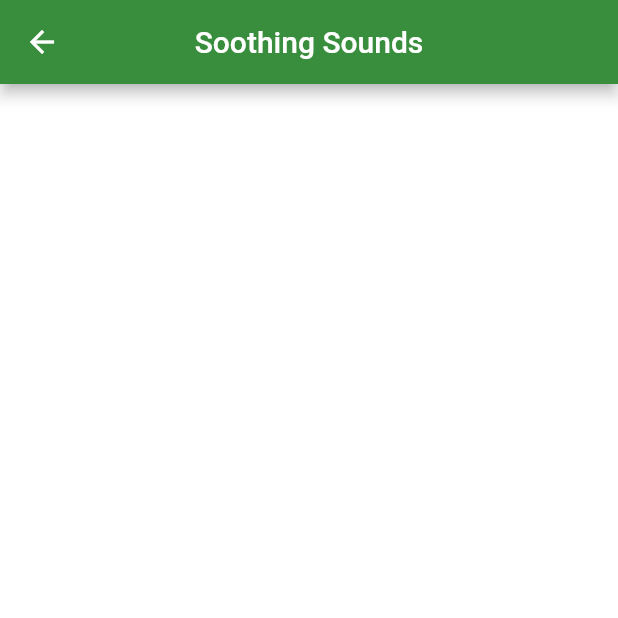
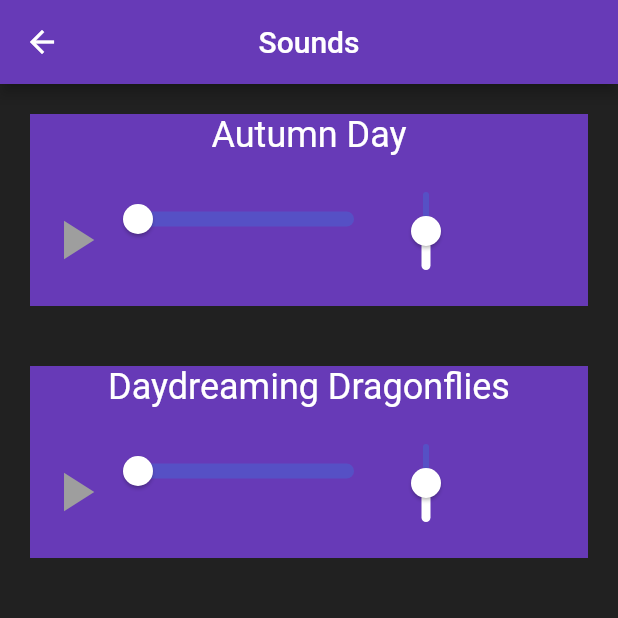
Before and after one commit to JayNordy/csfinalproject, a Flutter app: the screen it shows after launch, after a tap on "Soothing Sounds", on a phone screen of 412 x 824 dp, the top half of it. Run offline on Flutter 3.47's test engine with Material 2 defaults, Android fonts, the phone set to English and light mode, and no system bars; our stand-ins replace audioplayers, flutter_rating_bar.

Commit message:
Audio Players Implimented
Basic, but fully functional

```diff
--- a/lib/pages/sound_page.dart
+++ b/lib/pages/sound_page.dart
@@ -1,5 +1,10 @@
+
+import 'package:audioplayers/audioplayers.dart';
 import 'package:flutter/cupertino.dart';
 import 'package:flutter/material.dart';
+import '../utils/database.dart';
+import '../utils/widgetaudioplayer.dart';
+import 'dart:async';
 
 class SoundsPage extends StatefulWidget {
 
@@ -9,27 +14,107 @@ class SoundsPage extends StatefulWidget {
   _SoundsPageState createState() => _SoundsPageState();
 }
 
-class _SoundsPageState extends State<SoundsPage>  {
+class _SoundsPageState extends State<SoundsPage> {
+  List<WidgetAudioPlayer> players = [];
+  List<Widget> displayables = [];
+
+  DateTime loadEnd = DateTime.now().add(Duration(seconds: 10));
+  Timer refreshTimer = Timer.periodic(Duration(hours: 2), (timer) { });
+
+  void updateTimestamps()
+  {
+    for(int i = 0; i < players.length; i++)
+      {
+        if(players[i].isPlaying)
+          {
+            players[i].updateProg();
+          }
+      }
+  }
+
+  void update()
+  {
+    //print(widget.soundsLoaded);
+    if(!refreshTimer.isActive)
+    {
+      refreshTimer.cancel();
+      return;
+    }
+    if((refreshTimer.isActive)) {
+      updateTimestamps();
+      setState(() {
+        List<Widget> holder = [];
+        for (int i = 0; i < players.length; i++) {
+          if (players[i].needsUpdating) {
+            holder.add(players[i].toWidget());
+            players[i].needsUpdating = false;
+          }
+          else {
+            holder.add(displayables[i]);
+          }
+        }
+        displayables = holder;
+      });
+    }
+  }
+
   @override
   void initState() {
+
+    final refreshTimer = Timer.periodic(
+      const Duration(milliseconds: 100),
+          (timer) {
+        update();
+      },
+    );
+
+
+    players.add(WidgetAudioPlayer("Autumn Day", "autumn.mp3"));
+    players.add(WidgetAudioPlayer("Daydreaming Dragonflies", "dragonfly.mp3"));
+
+
+    update();
     super.initState();
   }
+
+  void killAll()
+  {
+    refreshTimer.cancel();
+    print("consuming timer " + refreshTimer.toString());
+    for(int i = 0; i < players.length; i++)
+    {
+      players[i].player.stop();
+      players[i].needsUpdating = false;
+    }
+    players = [];
+  }
+
   @override
   Widget build(BuildContext context) {
-    return Scaffold(
+
+    return WillPopScope(
+        onWillPop: () async {
+          killAll();
+          return true; // allow pop
+        },
+        child: Scaffold(
             appBar: AppBar(
-        title: Text("Soothing Sounds"),
+              title: Text("Sounds"),
               centerTitle: true,
-        backgroundColor: Colors.green.shade700,
+              backgroundColor: Colors.deepPurple,
             ),
-      backgroundColor: Colors.white,
+            backgroundColor: Colors.grey.shade900,
             body: Center(
               child: Column(
                 children: <Widget>[
-              //Insert the build within here
+                  Expanded(
+                    child: ListView(
+                      children: displayables,
+                    ),
+                  ),
                 ],
+              ),
             )
-      ),
-    );
+        ));
   }
 }
--- a/lib/utils/widgetaudioplayer.dart
+++ b/lib/utils/widgetaudioplayer.dart
@@ -9,17 +9,18 @@ class WidgetAudioPlayer
   bool isPlaying = false;
   String source = "";
   String name = "";
-  Icon icon = Icon(Icons.question_mark, color: Colors.red); //obvious init to find erros
+  Icon icon = Icon(Icons.question_mark, color: Colors.red, size: 44,); //obvious init to find erros
   Color buttonColor = Colors.grey;
+  double progress = 0;
   double volume = 0.5;
   final AudioPlayer player = AudioPlayer();
   bool needsUpdating = true;
+  String seekLabel = "";
 
-  WidgetAudioPlayer(String Name, String srcdir, Icon display)
+  WidgetAudioPlayer(String Name, String srcdir)
   {
-    icon = display;
     buttonColor = Colors.grey;
-    icon = Icon(icon.icon, color: buttonColor);
+    icon = Icon(Icons.play_arrow, color: buttonColor, size: 44);
     source = srcdir;
     name = Name;
     isPlaying = false;
@@ -29,6 +30,8 @@ class WidgetAudioPlayer
     player.setReleaseMode(ReleaseMode.loop);
     player.setVolume(volume);
     setAudio();
+
+    updateProg();
 
   }
 
@@ -46,13 +49,15 @@ class WidgetAudioPlayer
     {
       player.resume();
       buttonColor = Colors.white;
+      icon = Icon(Icons.pause);
     }
     else
     {
-      player.stop();
+      player.pause();
       buttonColor = Colors.grey;
+      icon = Icon(Icons.play_arrow);
     }
-    icon = Icon(icon.icon, color: buttonColor);
+    icon = Icon(icon.icon, color: buttonColor, size: 44);
   }
 
   void updateVolume(double newVol)
@@ -62,32 +67,98 @@ class WidgetAudioPlayer
     player.setVolume(volume);
   }
 
+  void updateProg() async
+  {
+    needsUpdating = true;
+    Duration? seek = await player!.getCurrentPosition();
+    Duration? total = await player!.getDuration();
+    int? seekSeconds = seek!.inSeconds % 60;
+    int? seekMinutes = seek!.inMinutes;
+    int? totalSeconds = total!.inSeconds % 60;
+    int? totalMinutes = total!.inMinutes;
+
+    String seekHandle = "";
+    String totalHandle = "";
+
+    if(seekSeconds < 10)
+      {
+        seekHandle = seekMinutes.toString() + ":0" + seekSeconds.toString();
+      }
+    else
+      {
+        seekHandle = seekMinutes.toString() + ":" + seekSeconds.toString();
+      }
+    if(totalSeconds < 10)
+      {
+        totalHandle = totalMinutes.toString() + ":0" + totalSeconds.toString();
+      }
+    else
+      {
+        totalHandle = totalMinutes.toString() + ":" + totalSeconds.toString();
+      }
+
+    seekLabel = seekHandle + "/" + totalHandle;
+  }
+
+  void userSeek(double newProg) async
+  {
+    needsUpdating = true;
+    progress = newProg;
+    player.seek((await player.getDuration())! * progress!);
+    updateProg();
+  }
+
 
   Widget toWidget()
   {
     return Padding(
-        padding: EdgeInsets.all(5),
-        child: Container(
+        padding: EdgeInsets.all(20),
+        child: Center( child: Container(
           color: Colors.deepPurple,
-          height: 150,
-          width: 150,
-          child: Column(
+          child: Center(
+            child:Column(
               mainAxisAlignment: MainAxisAlignment.center,
               children: <Widget>[
                 Text(name,
-                style: TextStyle(color: Colors.white),
+                  style: TextStyle(color: Colors.white, fontSize: 24),
                 ),
+                Center(
+                  child: Row(
+                    children: <Widget>[
                       IconButton(onPressed: toggle, icon: icon),
+                      Column(
+                        children: <Widget>[
+                          Center(child: SliderTheme(data: SliderThemeData(
+                              thumbColor: Colors.white,
+                              activeTrackColor: Colors.white,
+                              trackHeight: 10.0,
+                          ),
+                              child: Slider(
+                                value: progress, onChanged: userSeek, min: 0, max: 1, label: seekLabel,)
+                          )),
+                          Text(seekLabel, style: TextStyle(color: Colors.white),),
+                        ],
+                      ),
+                      SizedBox(
+                        height: 100,
+                        child: RotatedBox(quarterTurns: 3, child:
                           SliderTheme(data: SliderThemeData(
                               thumbColor: Colors.white,
-                  activeTrackColor: Colors.white
+                              activeTrackColor: Colors.white,
+
                           ),
                               child: Slider(
-                    value: volume, onChanged: updateVolume, min: 0, max: 1, label: volume.toString(),))
+                                value: volume, onChanged: updateVolume, min: 0, max: 1, label: volume.toString(), )
+                          ),
+                        ),
+                      ),
                     ],
                   ),
-        )
+                ),
+              ],
+            ),
+          ),
+        ))
     );
   }
-
 }
```
Also changed, not shown: 3 other files. Lines whose indentation alone changed are shown as unchanged.
